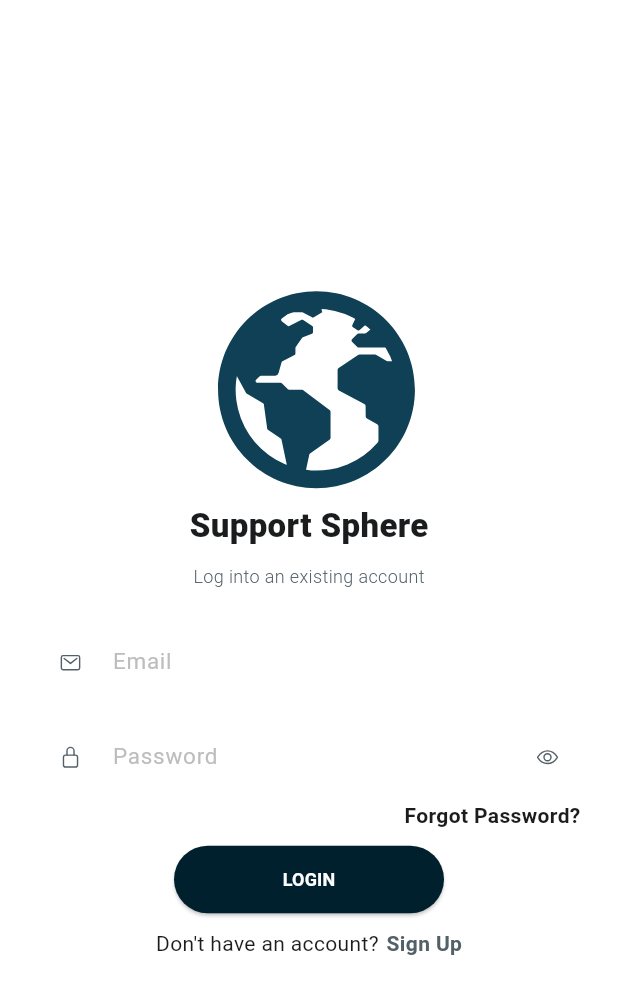
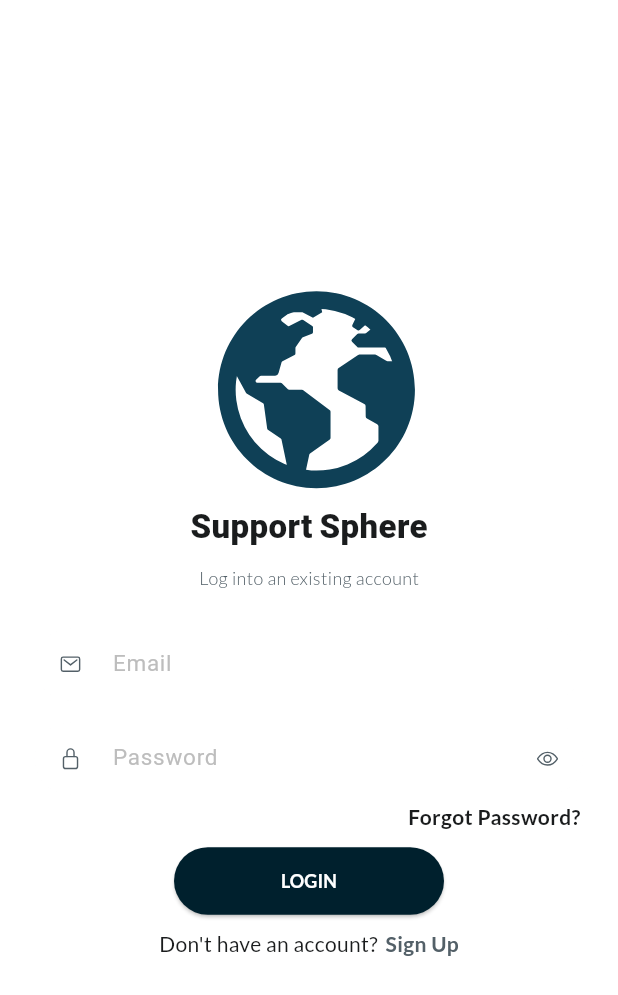
Before and after one commit to parvatijay2901/post-disaster-comms, a Flutter app: the screen it shows after launch, after a tap on "LOGIN", on a phone screen of 412 x 824 dp. Shown: the top 995 px of the screen. Run offline on Flutter 3.47's test engine with Material 3 defaults, Android fonts, the phone set to English and light mode, and no system bars; drawn by our look-alikes of loading_overlay; our stand-ins replace google_fonts, ionicons; Roboto replaces fonts that are missing (Ubuntu-Regular).

Commit message:
feat: Add the use of google fonts (lato) (#43)
* feat: Add the use of google fonts (lato)

* chore(deps): Update deps

```diff
--- a/src/support_sphere/lib/main.dart
+++ b/src/support_sphere/lib/main.dart
@@ -1,5 +1,6 @@
 import 'package:flutter/material.dart';
 import 'package:support_sphere/landing/landing_page.dart';
+import 'package:google_fonts/google_fonts.dart';
 
 void main() {
   runApp(const MyApp());
@@ -12,8 +13,17 @@
   @override
   Widget build(BuildContext context) {
     return MaterialApp(
-      title: 'Flutter Demo',
-      theme: ThemeData(
+      title: 'Support Sphere',
+      theme: _buildTheme(
+        Brightness.light,
+      ),
+      home: const Landing(),
+    );
+  }
+
+  ThemeData _buildTheme(brightness) {
+    var baseTheme = ThemeData(
+      brightness: brightness,
       colorScheme: ColorScheme.fromSeed(
         dynamicSchemeVariant: DynamicSchemeVariant.fidelity,
         seedColor: const Color.fromARGB(255, 14, 54, 70),
@@ -35,8 +45,10 @@
       // This works for code too, not just values: Most code changes can be
       // tested with just a hot reload.
       useMaterial3: true,
-      ),
-      home: const Landing(),
+    );
+
+    return baseTheme.copyWith(
+      textTheme: GoogleFonts.latoTextTheme(baseTheme.textTheme),
     );
   }
 }
--- a/src/support_sphere/pubspec.yaml
+++ b/src/support_sphere/pubspec.yaml
@@ -38,6 +38,7 @@ dependencies:
   ionicons: ^0.2.2
   loading_overlay: ^0.3.0
   provider: ^6.1.2
+  google_fonts: ^6.2.1
 
 dev_dependencies:
   flutter_test:
@@ -48,7 +49,7 @@ dev_dependencies:
   # activated in the `analysis_options.yaml` file located at the root of your
   # package. See that file for information about deactivating specific lint
   # rules and activating additional ones.
-  flutter_lints: ^3.0.0
+  flutter_lints: ^4.0.0
 
 # For information on the generic Dart part of this file, see the
 # following page: https://dart.dev/tools/pub/pubspec
```
Also changed, not shown: src/support_sphere/pubspec.lock. Lines whose indentation alone changed are shown as unchanged.
